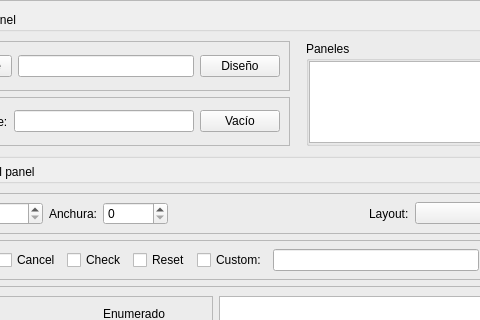
jbarceloperez/generadores, file src/gui/GeneratorPanel.ui: the form before one commit; both pictures show x 96 to 576 and y 0 to 320 of the 750 by 560 pixel window.
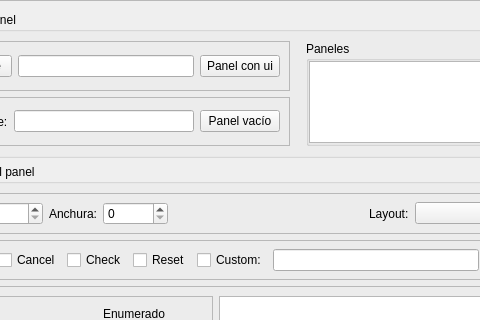
The form after the commit.

Patch:
```diff
--- a/src/gui/GeneratorPanel.ui
+++ b/src/gui/GeneratorPanel.ui
@@ -157,7 +157,7 @@
          <item>
           <widget class="QPushButton" name="pbWithoutUI">
            <property name="text">
-            <string>Vacío</string>
+            <string>Panel vacío</string>
            </property>
            <property name="checkable">
             <bool>true</bool>
@@ -198,7 +198,7 @@
          <item>
           <widget class="QPushButton" name="pbWithUI">
            <property name="text">
-            <string>Diseño</string>
+            <string>Panel con ui</string>
            </property>
            <property name="checkable">
             <bool>true</bool>
```
